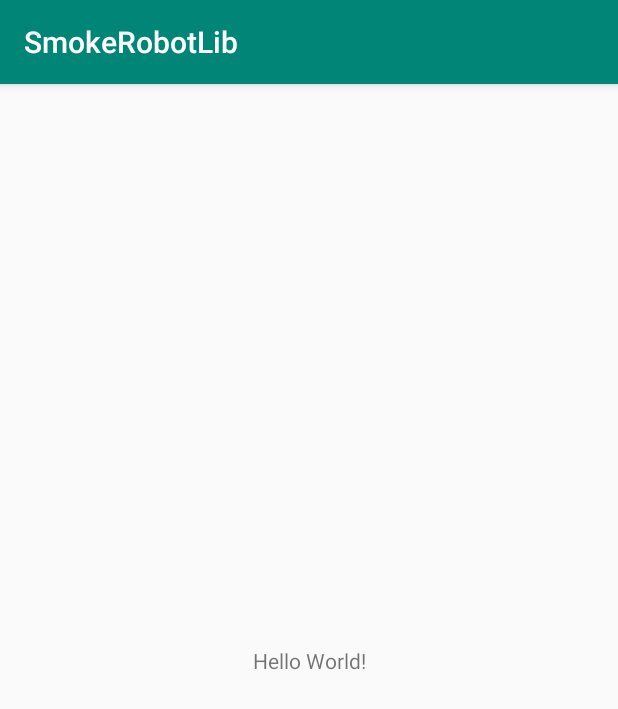
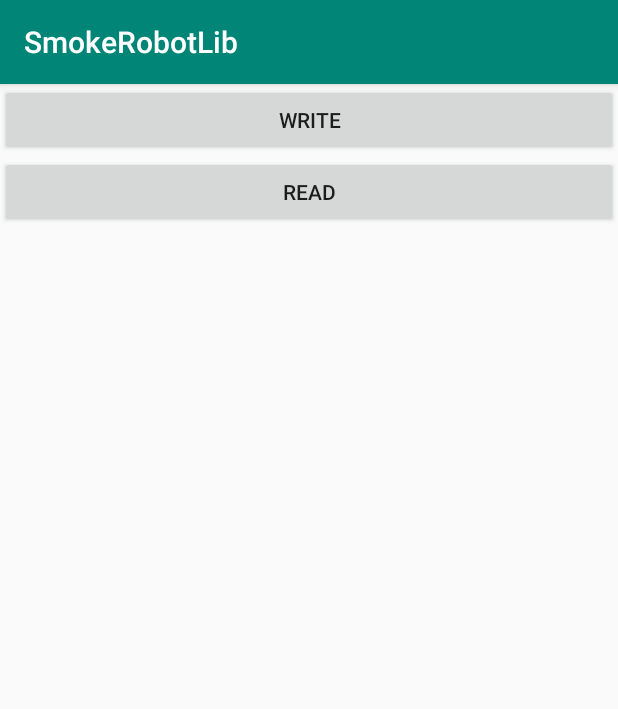
Before and after one commit to codeayit/SmokeRobotLib, an Android app: the screen it shows after launch (MainActivity), on a phone screen of 412 x 824 dp. Shown: the top 709 px of the screen. Run offline under Robolectric (Android 15) with nearby library versions, the phone set to English and light mode, and no system bars; 2 statements that could not run were skipped.

```diff
--- a/app/src/main/res/layout/activity_main.xml
+++ b/app/src/main/res/layout/activity_main.xml
@@ -1,18 +1,24 @@
 <?xml version="1.0" encoding="utf-8"?>
-<android.support.constraint.ConstraintLayout xmlns:android="http://schemas.android.com/apk/res/android"
+<LinearLayout xmlns:android="http://schemas.android.com/apk/res/android"
     xmlns:app="http://schemas.android.com/apk/res-auto"
     xmlns:tools="http://schemas.android.com/tools"
     android:layout_width="match_parent"
     android:layout_height="match_parent"
+    android:orientation="vertical"
     tools:context=".MainActivity">
 
-    <TextView
-        android:layout_width="wrap_content"
+    <Button
+        android:layout_width="match_parent"
         android:layout_height="wrap_content"
-        android:text="Hello World!"
-        app:layout_constraintBottom_toBottomOf="parent"
-        app:layout_constraintLeft_toLeftOf="parent"
-        app:layout_constraintRight_toRightOf="parent"
-        app:layout_constraintTop_toTopOf="parent" />
+        android:text="write"
+        android:onClick="write" />
 
-</android.support.constraint.ConstraintLayout>
+
+    <Button
+        android:layout_width="match_parent"
+        android:layout_height="wrap_content"
+        android:text="read"
+        android:onClick="read" />
+
+
+</LinearLayout>
```
Also changed, not shown: app/src/main/java/com/htd/smokerobotlib/MainActivity.java (+30 -1 lines).
